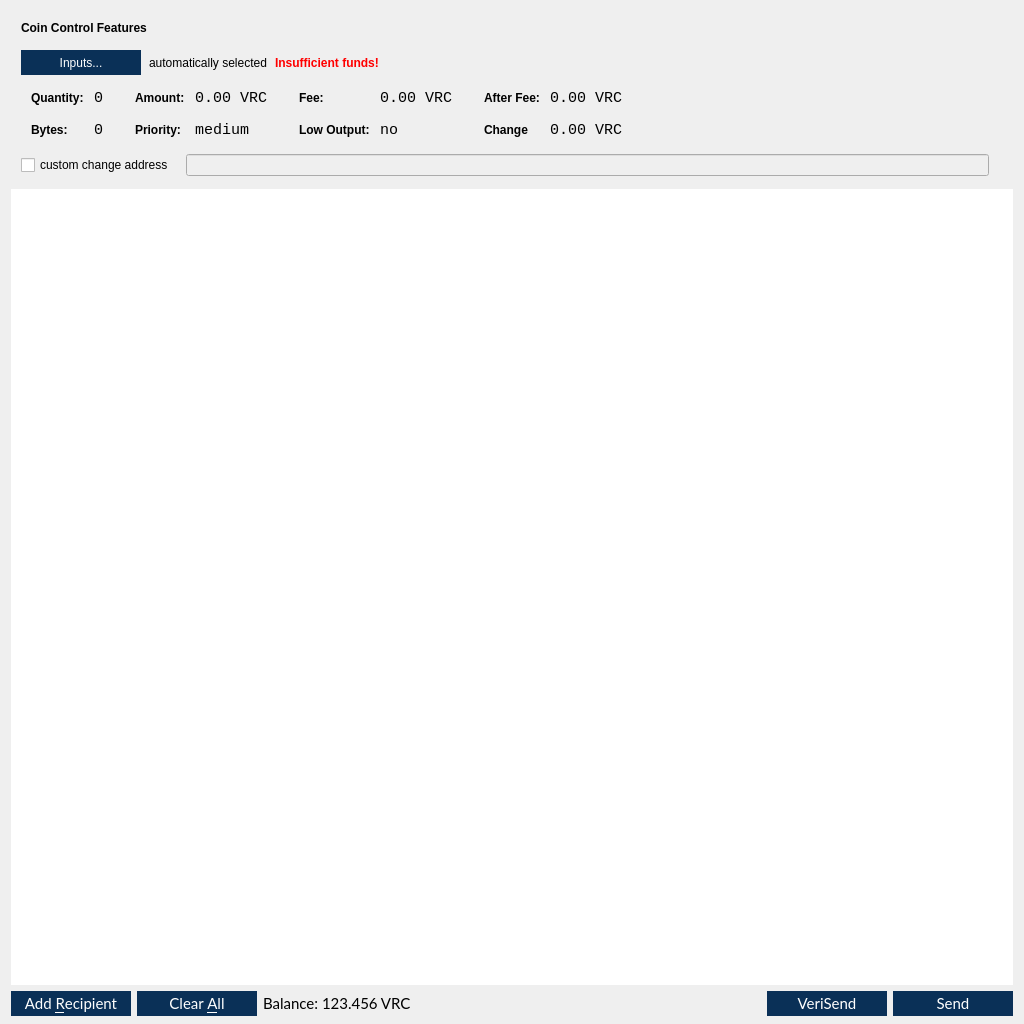
First picture: the form in src/qt/forms/sendcoinsdialog.ui, repository VeriConomy/vericoin, before the edit.
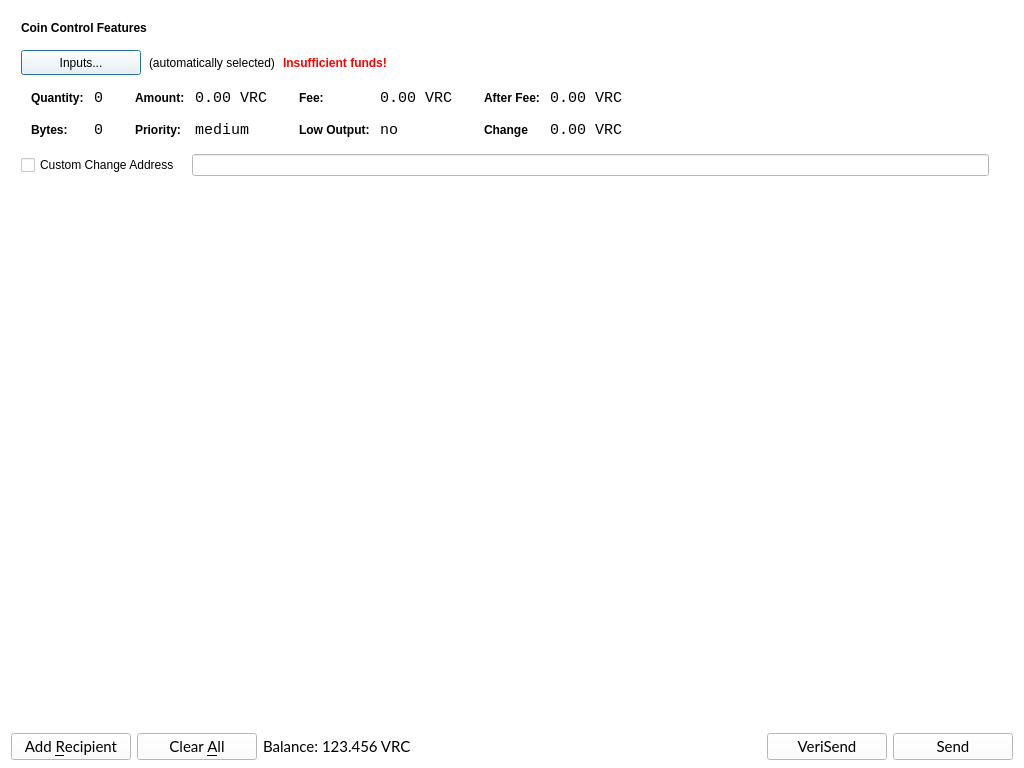
Second picture: the form after the edit. Icons and pictures are not drawn.

```diff
--- a/src/qt/forms/sendcoinsdialog.ui
+++ b/src/qt/forms/sendcoinsdialog.ui
@@ -7,14 +7,14 @@
     <x>0</x>
     <y>0</y>
     <width>1024</width>
-    <height>1024</height>
+    <height>768</height>
    </rect>
   </property>
   <property name="windowTitle">
    <string>Send Coins</string>
   </property>
   <property name="styleSheet">
-   <string notr="true"/>
+   <string notr="true">background: white;</string>
   </property>
   <layout class="QVBoxLayout" name="verticalLayout" stretch="0,1,0">
    <property name="bottomMargin">
@@ -113,9 +113,7 @@
              </size>
             </property>
             <property name="styleSheet">
-             <string notr="true">QPushButton { background : #0a3057; border : none; color: #FFFFFF} QPushButton:hover { background : #418BCA; } 
-QPushButton:pressed { background : #418BCA; }
-</string>
+             <string notr="true"/>
             </property>
             <property name="text">
              <string>Inputs...</string>
@@ -125,7 +123,7 @@
           <item>
            <widget class="QLabel" name="labelCoinControlAutomaticallySelected">
             <property name="text">
-             <string>automatically selected</string>
+             <string>(automatically selected)</string>
             </property>
             <property name="margin">
              <number>5</number>
@@ -573,7 +571,7 @@
           <item>
            <widget class="QCheckBox" name="checkBoxCoinControlChange">
             <property name="text">
-             <string>custom change address</string>
+             <string>Custom Change Address</string>
             </property>
            </widget>
           </item>
@@ -646,11 +644,11 @@
         <x>0</x>
         <y>0</y>
         <width>1006</width>
-        <height>782</height>
+        <height>539</height>
        </rect>
       </property>
       <property name="styleSheet">
-       <string notr="true">background-color: white;</string>
+       <string notr="true"/>
       </property>
       <layout class="QVBoxLayout" name="verticalLayout_2">
        <property name="leftMargin">
@@ -709,8 +707,7 @@
         <string>Send to multiple recipients at once</string>
        </property>
        <property name="styleSheet">
-        <string notr="true">QPushButton { background : #0a3057; border : none; color: #FFFFFF} QPushButton:hover { background : #418BCA; } 
-QPushButton:pressed { background : #418BCA; }</string>
+        <string notr="true"/>
        </property>
        <property name="text">
         <string>Add &amp;Recipient</string>
@@ -754,8 +751,7 @@
         <string>Remove all transaction fields</string>
        </property>
        <property name="styleSheet">
-        <string notr="true">QPushButton { background : #0a3057; border : none; color: #FFFFFF} QPushButton:hover { background : #418BCA; } 
-QPushButton:pressed { background : #418BCA; }</string>
+        <string notr="true"/>
        </property>
        <property name="text">
         <string>Clear &amp;All</string>
@@ -860,8 +856,7 @@
         <string>Confirm the send action</string>
        </property>
        <property name="styleSheet">
-        <string notr="true">QPushButton { background : #0a3057; border : none; color: #FFFFFF} QPushButton:hover { background : #418BCA; } 
-QPushButton:pressed { background : #418BCA; }</string>
+        <string notr="true"/>
        </property>
        <property name="text">
         <string>VeriSend</string>
@@ -905,8 +900,7 @@
         <string>Confirm the send action</string>
        </property>
        <property name="styleSheet">
-        <string notr="true">QPushButton { background : #0a3057; border : none; color: #FFFFFF} QPushButton:hover { background : #418BCA; } 
-QPushButton:pressed { background : #418BCA; }</string>
+        <string notr="true"/>
        </property>
        <property name="text">
         <string>Send</string>
```
